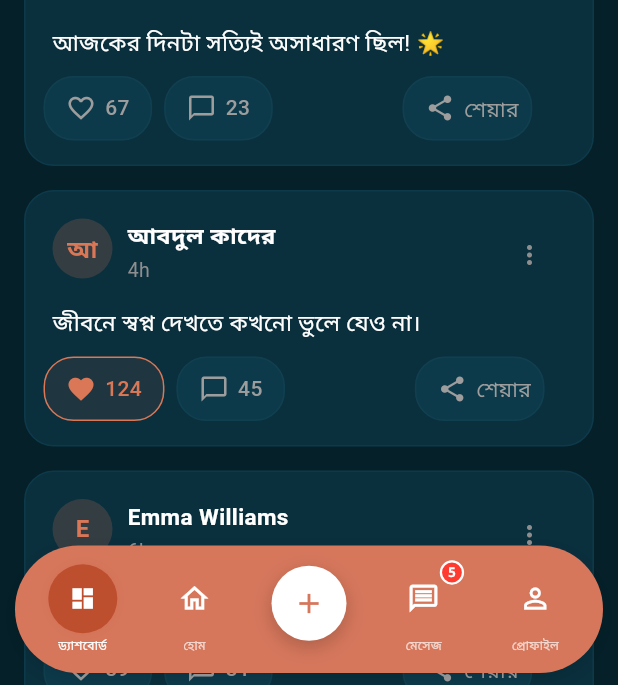
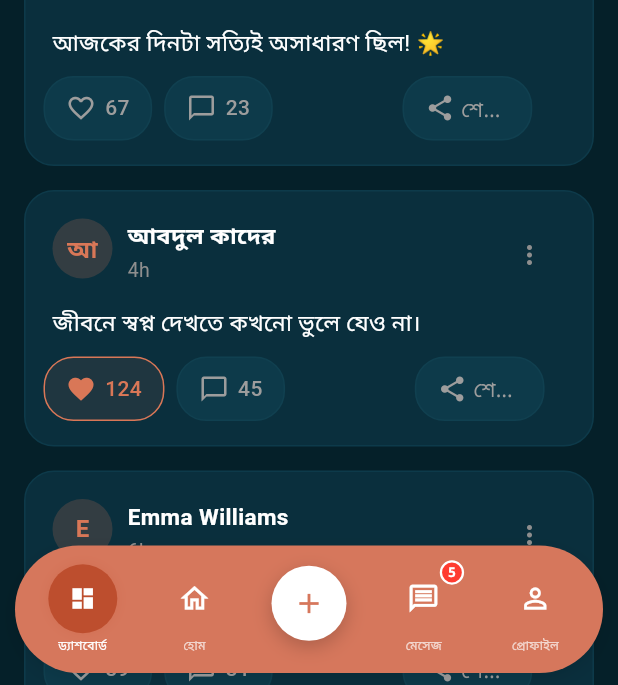
Before and after one commit to attoexasol/torko, a Flutter app: the DashboardView screen opened by its route, on a phone screen of 412 x 824 dp. Shown: the part 551-1236 px from the top of the screen. Run offline on Flutter 3.47's test engine with Material 3 defaults, Android fonts, the phone set to English and light mode, and no system bars; our stand-ins replace get, google_fonts, shared_preferences; accounts and stored records are empty.

```diff
--- a/lib/widgets/post_card.dart
+++ b/lib/widgets/post_card.dart
@@ -500,13 +500,16 @@ class PostCard extends StatelessWidget {
             color: const Color(0xFF9D9D9D),
           ),
           if (!isSmallScreen) ...[
-            const SizedBox(width: 6),
-            Text(
-              language == 'bn' ? 'শেয়ার' : 'Share',
-              style: GoogleFonts.roboto(
-                fontSize: fontSize,
-                fontWeight: FontWeight.w500,
-                color: const Color(0xFF9D9D9D),
+            const SizedBox(width: 4),
+            Flexible(
+              child: Text(
+                language == 'bn' ? 'শেয়ার' : 'Share',
+                style: GoogleFonts.roboto(
+                  fontSize: fontSize,
+                  fontWeight: FontWeight.w500,
+                  color: const Color(0xFF9D9D9D),
+                ),
+                overflow: TextOverflow.ellipsis,
               ),
             ),
           ],
```
Also changed, not shown: lib/views/login/login_view.dart (+5 -4 lines).
